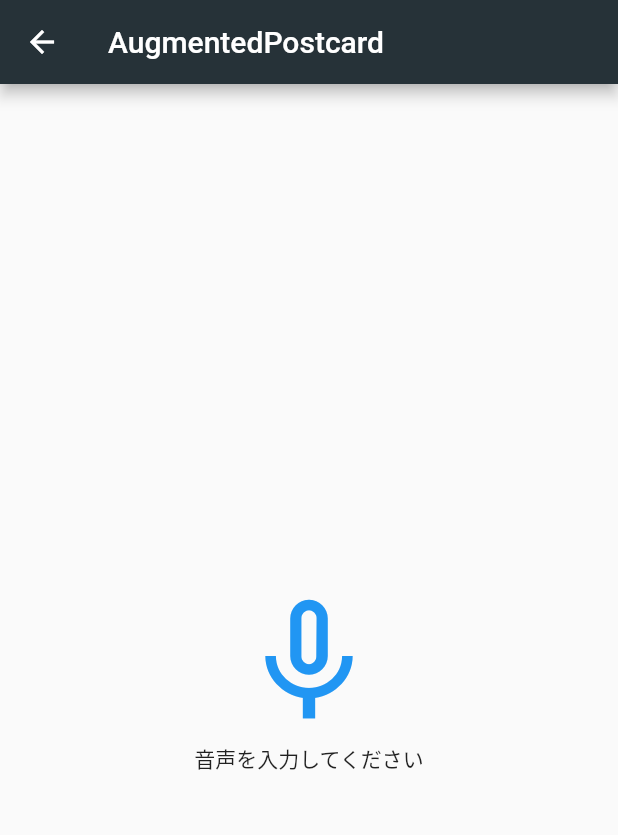
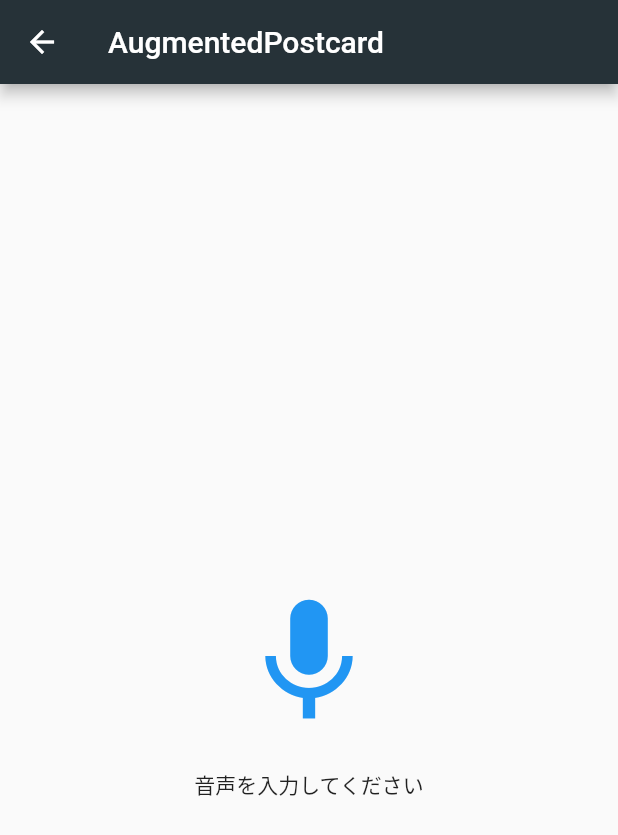
Before and after one commit to kyutech-programming-club/AugmentedPostcard, a Flutter app: the RecordWidget screen opened by its route, on a phone screen of 412 x 824 dp. Shown: the top 835 px of the screen. Run offline on Flutter 3.47's test engine with Material 2 defaults, Android fonts, the phone set to English and light mode, and no system bars.

Commit message:
Can record

```diff
--- a/lib/record.dart
+++ b/lib/record.dart
@@ -1,4 +1,5 @@
 import 'package:flutter/material.dart';
+import 'package:flutter/widgets.dart';
 
 class RecordWidget extends StatefulWidget {
   RecordWidget({Key key}) : super(key: key);
@@ -9,6 +10,7 @@ class RecordWidget extends StatefulWidget {
 
 class _RecordWidgetState extends State<RecordWidget> {
   bool is_ok = false;
+  bool is_on = false;
 
   @override
   Widget build(BuildContext context) {
@@ -27,27 +29,64 @@ class _RecordWidgetState extends State<RecordWidget> {
             Text(
               '',
             ),
-            IconButton(
-              color: Colors.blue,
-              iconSize: 100,
-              icon: Icon(Icons.keyboard_voice_outlined),
-              onPressed: () {
-                setState(() {
-                  is_ok = true;
-                });
+            GestureDetector(
+              onLongPress: () {
+                if (!is_ok) {
+                  print("ahi");
+                  //録音開始
+                  setState(() {
+                    is_on = true;
+                  });
+                }
               },
+              onLongPressUp: () {
+                if (!is_ok) {
+                  print("ahiahi");
+                  //録音終了
+                  setState(() {
+                    is_ok = true;
+                    is_on = false;
+                  });
+                }
+              },
+              child: Container(
+                width: 150,
+                height: 150,
+                decoration: BoxDecoration(
+                  color: is_on && !is_ok ? Colors.pink[200] : null,
+                  borderRadius: const BorderRadius.only(
+                    topRight: const Radius.circular(75),
+                    bottomRight: const Radius.circular(75),
+                    topLeft: const Radius.circular(75),
+                    bottomLeft: const Radius.circular(75),
+                  ),
+                ),
+                //color: Colors.red,
+                child: Icon(
+                  Icons.keyboard_voice,
+                  color: Colors.blue,
+                  size: 100,
+                ),
+              ),
             ),
             Row(children: <Widget>[
               Expanded(child: (is_ok) ? RaisedButton(
                 child: Text("再生"),
-                onPressed: () {},
+                onPressed: () {
+                  //再生
+                },
                 highlightElevation: 16.0,
                 highlightColor: Colors.blue,
                 onHighlightChanged: (value) {},
               ) : Container(),),
               Expanded(child: (is_ok) ? RaisedButton(
                 child: Text("取り消し"),
-                onPressed: () {},
+                onPressed: () {
+                  //取り消し
+                  setState(() {
+                    is_ok = false;
+                  });
+                },
                 highlightElevation: 16.0,
                 highlightColor: Colors.blue,
                 onHighlightChanged: (value) {},
@@ -55,7 +94,9 @@ class _RecordWidgetState extends State<RecordWidget> {
             ]),
             (is_ok) ? RaisedButton(
               child: Text("登録"),
-              onPressed: () {},
+              onPressed: () {
+                //音声をデータベースに入れて、メモリから消す
+              },
               highlightElevation: 16.0,
               highlightColor: Colors.blue,
               onHighlightChanged: (value) {},
```
Also changed, not shown: pubspec.lock.
